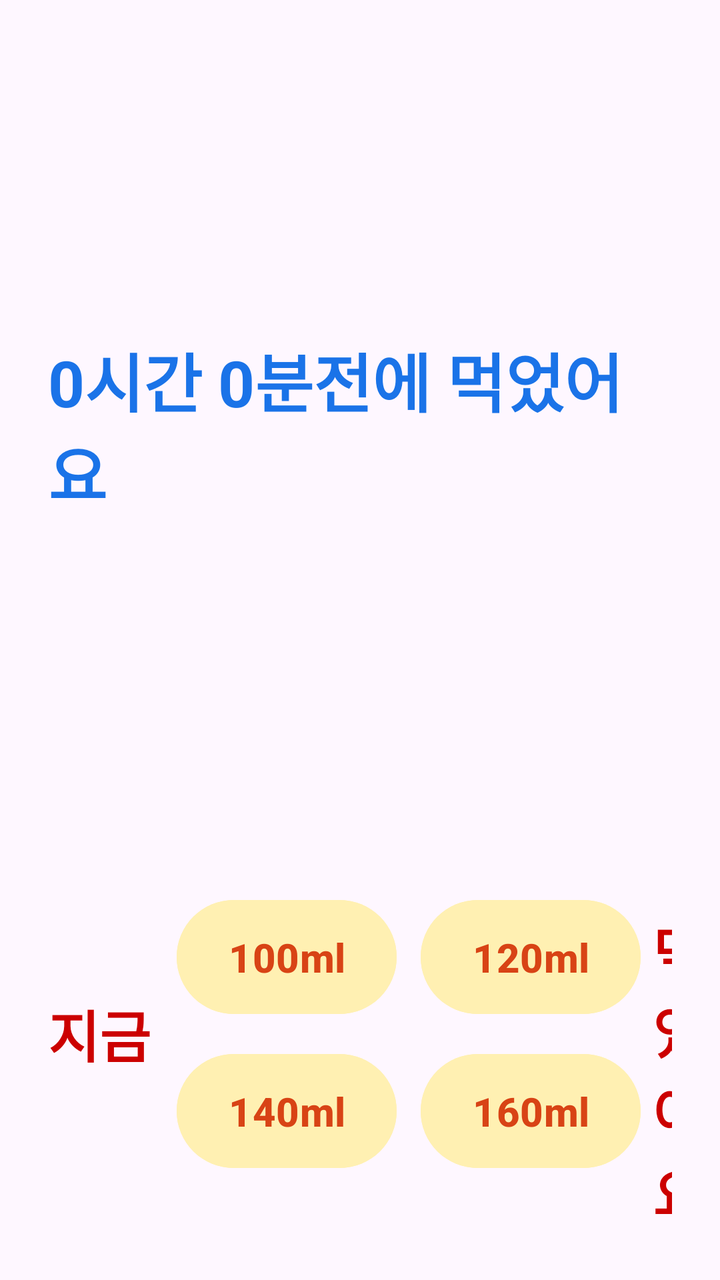
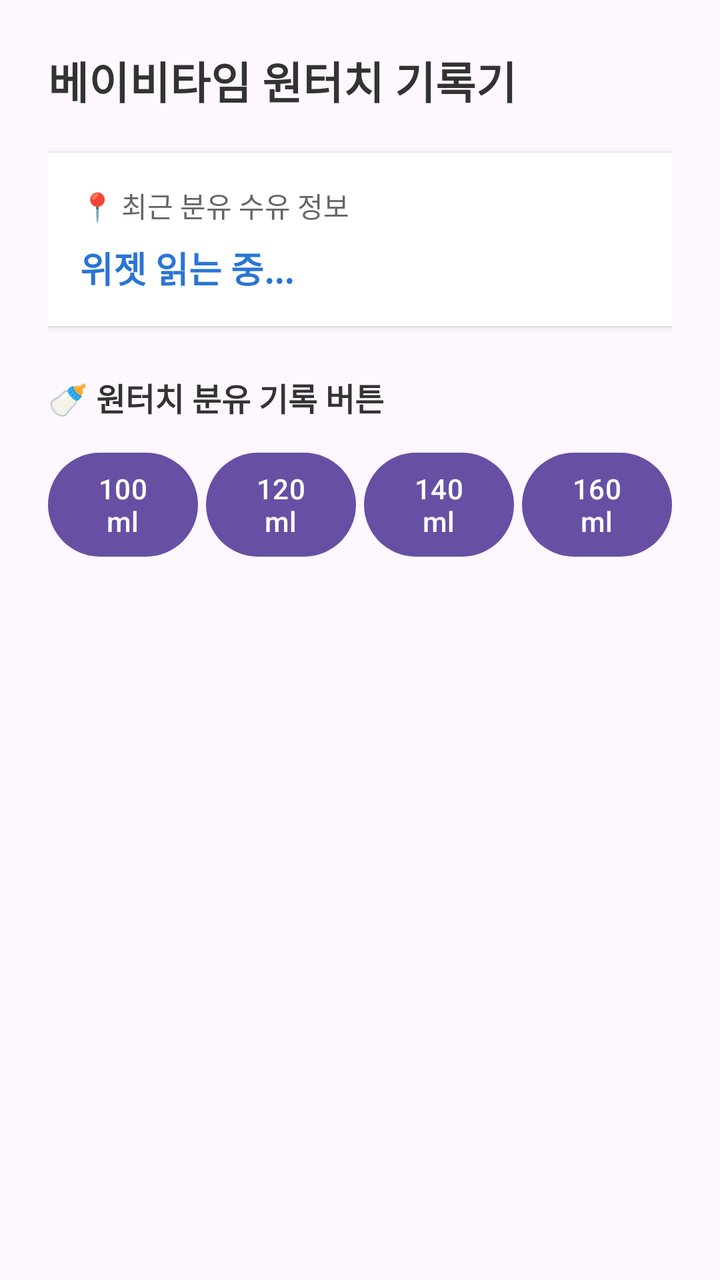

Two renders of the same Android screen: before a commit and after it. Below are the layout's source before the change and the commit's diff.
<!-- AndroidManifest.xml: application theme Theme.Material3.DayNight -->
<!-- res/layout/activity_main.xml -->
<?xml version="1.0" encoding="utf-8"?>
<LinearLayout xmlns:android="http://schemas.android.com/apk/res/android"
    android:layout_width="match_parent"
    android:layout_height="match_parent"
    android:orientation="vertical"
    android:padding="24dp"
    android:gravity="center">

    
    <LinearLayout
        android:layout_width="match_parent"
        android:layout_height="0dp"
        android:layout_weight="1"
        android:gravity="center"
        android:orientation="horizontal">

        <TextView
            android:id="@+id/resultTextView"
            android:layout_width="wrap_content"
            android:layout_height="wrap_content"
            android:text="0시간 0분전에 먹었어요"
            android:textColor="#1A73E8"
            android:textSize="32sp"
            android:textStyle="bold" />
    </LinearLayout>

    
    <LinearLayout
        android:layout_width="match_parent"
        android:layout_height="wrap_content"
        android:gravity="center"
        android:orientation="horizontal"
        android:paddingTop="16dp">

        <TextView
            android:layout_width="wrap_content"
            android:layout_height="wrap_content"
            android:text="지금 "
            android:textColor="#CC0000"
            android:textSize="28sp"
            android:textStyle="bold" />

        
        <GridLayout
            android:layout_width="wrap_content"
            android:layout_height="wrap_content"
            android:columnCount="2"
            android:rowCount="2">

            <Button
                android:id="@+id/btn100"
                android:layout_width="110dp"
                android:layout_height="65dp"
                android:layout_margin="6dp"
                android:backgroundTint="#FFF0B2"
                android:text="100ml"
                android:textColor="#D84315"
                android:textSize="20sp"
                android:textStyle="bold" />

            <Button
                android:id="@+id/btn120"
                android:layout_width="110dp"
                android:layout_height="65dp"
                android:layout_margin="6dp"
                android:backgroundTint="#FFF0B2"
                android:text="120ml"
                android:textColor="#D84315"
                android:textSize="20sp"
                android:textStyle="bold" />

            <Button
                android:id="@+id/btn140"
                android:layout_width="110dp"
                android:layout_height="65dp"
                android:layout_margin="6dp"
                android:backgroundTint="#FFF0B2"
                android:text="140ml"
                android:textColor="#D84315"
                android:textSize="20sp"
                android:textStyle="bold" />

            <Button
                android:id="@+id/btn160"
                android:layout_width="110dp"
                android:layout_height="65dp"
                android:layout_margin="6dp"
                android:backgroundTint="#FFF0B2"
                android:text="160ml"
                android:textColor="#D84315"
                android:textSize="20sp"
                android:textStyle="bold" />
        </GridLayout>

        <TextView
            android:layout_width="wrap_content"
            android:layout_height="wrap_content"
            android:text=" 먹었어요"
            android:textColor="#CC0000"
            android:textSize="28sp"
            android:textStyle="bold" />
    </LinearLayout>

</LinearLayout>
<!-- resources referenced by this layout -->
<resources>

</resources>

<!-- the commit's change to res/layout/activity_main.xml (unified diff, before → after) -->
@@ -4,101 +4,91 @@
     android:layout_height="match_parent"
     android:orientation="vertical"
     android:padding="24dp"
-    android:gravity="center">
+    android:backgroundColor="#F8F9FA">
+
+    <TextView
+        android:layout_width="wrap_content"
+        android:layout_height="wrap_content"
+        android:text="베이비타임 원터치 기록기"
+        android:textSize="22sp"
+        android:textStyle="bold"
+        android:textColor="#333333"
+        android:layout_marginBottom="20dp" />
 
     
     <LinearLayout
         android:layout_width="match_parent"
-        android:layout_height="0dp"
-        android:layout_weight="1"
-        android:gravity="center"
-        android:orientation="horizontal">
+        android:layout_height="wrap_content"
+        android:orientation="vertical"
+        android:padding="16dp"
+        android:background="#FFFFFF"
+        android:elevation="2dp"
+        android:layout_marginBottom="24dp">
+
+        <TextView
+            android:layout_width="wrap_content"
+            android:layout_height="wrap_content"
+            android:text="📍 최근 분유 수유 정보"
+            android:textSize="14sp"
+            android:textColor="#666666" />
 
         <TextView
             android:id="@+id/resultTextView"
             android:layout_width="wrap_content"
             android:layout_height="wrap_content"
-            android:text="0시간 0분전에 먹었어요"
-            android:textColor="#1A73E8"
-            android:textSize="32sp"
-            android:textStyle="bold" />
+            android:text="위젯 읽는 중..."
+            android:textSize="18sp"
+            android:textStyle="bold"
+            android:textColor="#2A75D3"
+            android:layout_marginTop="8dp" />
     </LinearLayout>
+
+    <TextView
+        android:layout_width="wrap_content"
+        android:layout_height="wrap_content"
+        android:text="🍼 원터치 분유 기록 버튼"
+        android:textSize="16sp"
+        android:textStyle="bold"
+        android:textColor="#333333"
+        android:layout_marginBottom="12dp" />
 
     
     <LinearLayout
         android:layout_width="match_parent"
         android:layout_height="wrap_content"
-        android:gravity="center"
         android:orientation="horizontal"
-        android:paddingTop="16dp">
+        android:weightSum="4">
 
-        <TextView
-            android:layout_width="wrap_content"
-            android:layout_height="wrap_content"
-            android:text="지금 "
-            android:textColor="#CC0000"
-            android:textSize="28sp"
-            android:textStyle="bold" />
+        <Button
+            android:id="@+id/btn100"
+            android:layout_width="0dp"
+            android:layout_height="60dp"
+            android:layout_weight="1"
+            android:text="100ml"
+            android:layout_marginEnd="4dp" />
 
-        
-        <GridLayout
-            android:layout_width="wrap_content"
-            android:layout_height="wrap_content"
-            android:columnCount="2"
-            android:rowCount="2">
+        <Button
+            android:id="@+id/btn120"
+            android:layout_width="0dp"
+            android:layout_height="60dp"
+            android:layout_weight="1"
+            android:text="120ml"
+            android:layout_marginEnd="4dp" />
 
-            <Button
-                android:id="@+id/btn100"
-                android:layout_width="110dp"
-                android:layout_height="65dp"
-                android:layout_margin="6dp"
-                android:backgroundTint="#FFF0B2"
-                android:text="100ml"
-                android:textColor="#D84315"
-                android:textSize="20sp"
-                android:textStyle="bold" />
+        <Button
+            android:id="@+id/btn140"
+            android:layout_width="0dp"
+            android:layout_height="60dp"
+            android:layout_weight="1"
+            android:text="140ml"
+            android:layout_marginEnd="4dp" />
 
-            <Button
-                android:id="@+id/btn120"
-                android:layout_width="110dp"
-                android:layout_height="65dp"
-                android:layout_margin="6dp"
-                android:backgroundTint="#FFF0B2"
-                android:text="120ml"
-                android:textColor="#D84315"
-                android:textSize="20sp"
-                android:textStyle="bold" />
-
-            <Button
-                android:id="@+id/btn140"
-                android:layout_width="110dp"
-                android:layout_height="65dp"
-                android:layout_margin="6dp"
-                android:backgroundTint="#FFF0B2"
-                android:text="140ml"
-                android:textColor="#D84315"
-                android:textSize="20sp"
-                android:textStyle="bold" />
-
-            <Button
-                android:id="@+id/btn160"
-                android:layout_width="110dp"
-                android:layout_height="65dp"
-                android:layout_margin="6dp"
-                android:backgroundTint="#FFF0B2"
-                android:text="160ml"
-                android:textColor="#D84315"
-                android:textSize="20sp"
-                android:textStyle="bold" />
-        </GridLayout>
-
-        <TextView
-            android:layout_width="wrap_content"
-            android:layout_height="wrap_content"
-            android:text=" 먹었어요"
-            android:textColor="#CC0000"
-            android:textSize="28sp"
-            android:textStyle="bold" />
+        <Button
+            android:id="@+id/btn160"
+            android:layout_width="0dp"
+            android:layout_height="60dp"
+            android:layout_weight="1"
+            android:text="160ml" />
     </LinearLayout>
 
 </LinearLayout>
